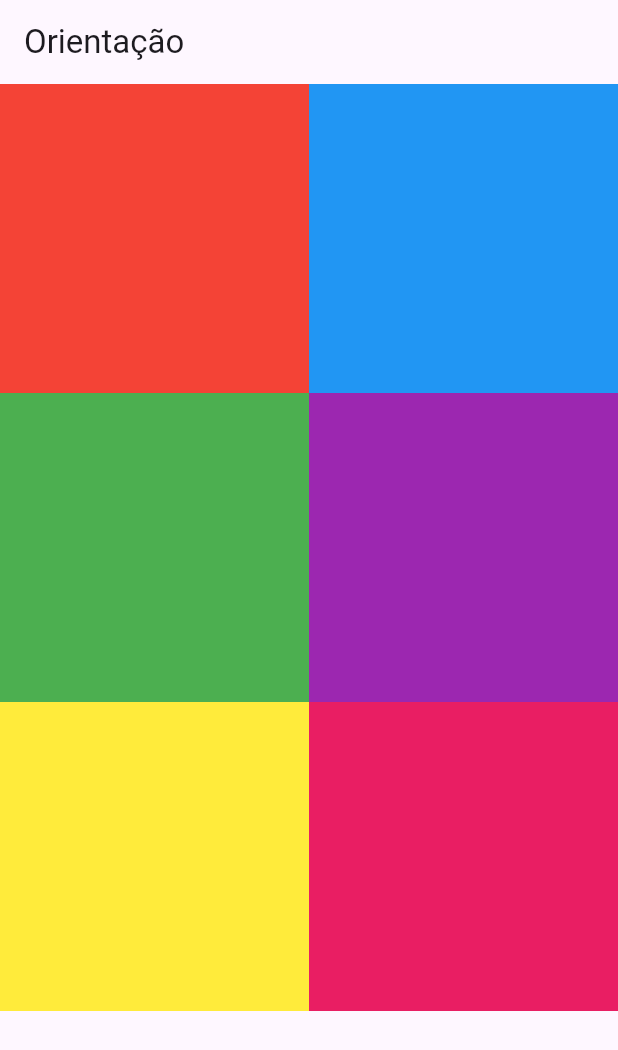
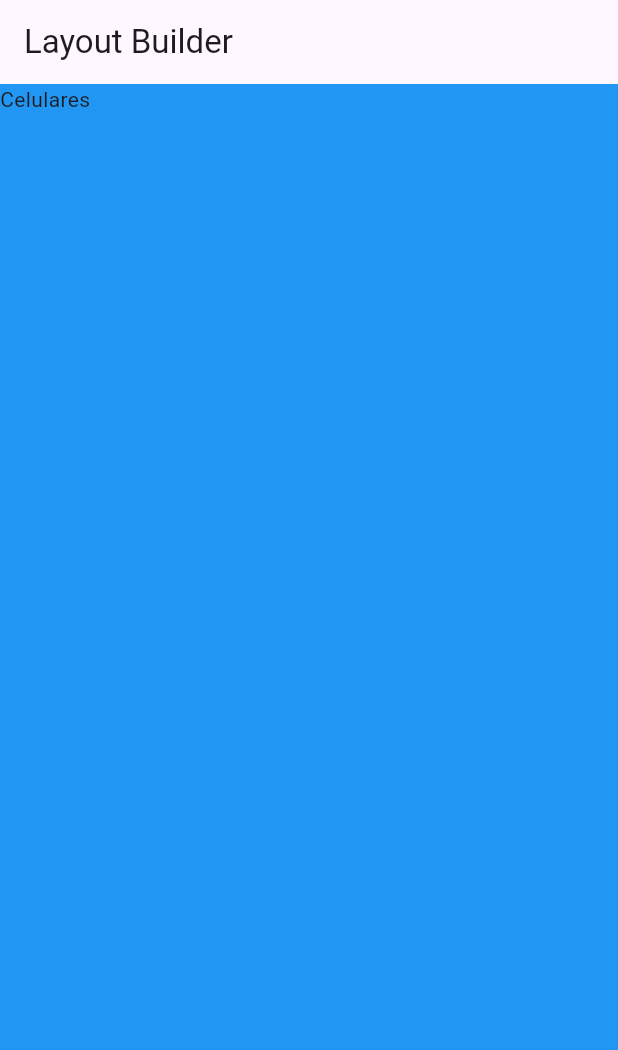
Before and after one commit to Romariolima99/flutter_responsive_queries, a Flutter app: the screen it shows after launch, on a phone screen of 412 x 824 dp. Shown: the top 1050 px of the screen. Run offline on Flutter 3.47's test engine with Material 3 defaults, Android fonts, the phone set to English and light mode, and no system bars.

Commit message:
Create: Criação das MediaQuerys/Breakpoints

```diff
--- a/lib/main.dart
+++ b/lib/main.dart
@@ -1,5 +1,6 @@
 import 'package:flutter/material.dart';
-import 'package:responsividade/orientacao.dart';
+// import 'package:responsividade/orientacao.dart';
+import 'package:responsividade/regras_layout.dart';
 // import 'package:responsividade/responsividade_wrap.dart';
 // import 'package:responsividade/responsive.dart';
 // import 'package:responsividade/responsividade_row_column.dart';
@@ -10,6 +11,7 @@ void main() {
     debugShowCheckedModeBanner: false,
     // home: ResponsividadeMediaQuery(),
     // home: ResponsividadeWrap(),
-     home: Orientacao(),
+    //  home: Orientacao(),
+      home: RegrasLayouts(),
   ));
 }
--- /dev/null
+++ b/lib/regras_layout.dart
@@ -0,0 +1,44 @@
+import 'package:flutter/material.dart';
+// import 'package:flutter/rendering.dart';
+
+class RegrasLayouts extends StatefulWidget {
+  const RegrasLayouts({super.key});
+
+  @override
+  State<RegrasLayouts> createState() => _RegrasLayoutsState();
+}
+
+class _RegrasLayoutsState extends State<RegrasLayouts> {
+  @override
+  Widget build(BuildContext context) {
+    return Scaffold(
+      appBar: AppBar(
+        title: const Text('Layout Builder'),
+      ),
+      body: Container(
+        width: MediaQuery.of(context).size.width,
+        // width: 300,
+        height: MediaQuery.of(context).size.height,
+        color: Colors.blue,
+        child: LayoutBuilder(
+          builder: (context, constraints) {
+            var largura = constraints.maxWidth;
+            print("largura $largura");
+
+            if (largura < 600) {
+              return const Text("Celulares"); // celular
+            } else if (largura < 960) {
+              return const Text("Celulares e tablets"); // celulares maiores e tablets
+            } else {
+              return const Text("Telas maiores"); //Telas maiores
+            }
+
+            // return Container(
+            //   child: Text('Romário Lima'),
+            // );
+          },
+        ),
+      ),
+    );
+  }
+}
```
